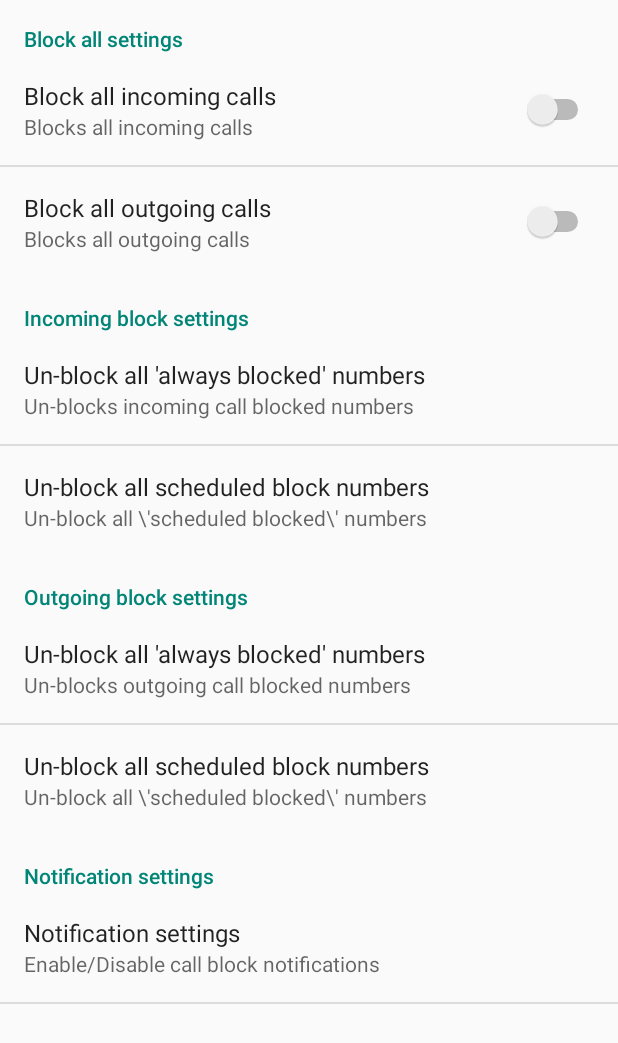
After one commit to btesf/ScheduledCallBlocker, an Android app: the SettingActivity screen opened directly, with no data from a screen before it, on a phone screen of 412 x 824 dp. The commit adds this screen. Shown: the top 1043 px of the screen. Run offline under Robolectric (Android 15) with nearby library versions, the phone set to English and light mode, and no system bars.

Commit message:
preference menu is prepared

```diff
--- a/app/src/main/AndroidManifest.xml
+++ b/app/src/main/AndroidManifest.xml
@@ -51,6 +51,10 @@
             android:name=".AddNewPhoneActivity"
             android:label="@string/title_activity_add_new_phone" >
         </activity>
+        <activity
+            android:name=".SettingActivity"
+            android:label="@string/title_activity_preference" >
+        </activity>
     </application>
 
 </manifest>
--- a/app/src/main/java/com/example/bereket/callblocker/BlockedListFragment.java
+++ b/app/src/main/java/com/example/bereket/callblocker/BlockedListFragment.java
@@ -46,6 +46,7 @@ public class BlockedListFragment extends ListFragment implements LoaderManager.L
     private static int REQUEST_NEW_CONTACT = 1;
     private static int CONTACTS_LIST_LOADER = 2;
     private static int ADD_CONTACT_MANUALLY = 3;
+    private static int CHANGE_PREFERENCE = 4;
 
     //Activity request codes
     private final Integer SINGLE_CONTACT_ACTIVITY_RESULT = 0;
@@ -219,6 +220,10 @@ public class BlockedListFragment extends ListFragment implements LoaderManager.L
                 intent = new Intent(getActivity(), LogActivity.class);
                 startActivityForResult(intent, CONTACTS_LIST_LOADER);
                 return true;
+            case R.id.menu_item_settings:
+                intent = new Intent(getActivity(), SettingActivity.class);
+                startActivityForResult(intent, CHANGE_PREFERENCE);
+            return true;
             default:
                 return super.onOptionsItemSelected(item);
         }
--- /dev/null
+++ b/app/src/main/java/com/example/bereket/callblocker/ClearSettingPreference.java
@@ -0,0 +1,71 @@
+package com.example.bereket.callblocker;
+
+import android.content.Context;
+import android.content.DialogInterface;
+import android.preference.DialogPreference;
+import android.util.AttributeSet;
+import android.util.Log;
+
+/**
+ * Created by bereket on 11/6/15.
+ */
+public class ClearSettingPreference extends DialogPreference implements DialogInterface {
+
+    private Integer clearValue = null;
+
+    public ClearSettingPreference(Context context, AttributeSet attrs) {
+        super(context, attrs);
+
+        for(int i = 0; i< attrs.getAttributeCount(); i++){
+
+            if(attrs.getAttributeName(i).equals("clearValue")){
+
+                clearValue = attrs.getAttributeIntValue(i, 0);
+                break;
+            }
+        }
+    }
+
+    @Override
+    public void onClick(DialogInterface dialog, int which) {
+        super.onClick(dialog, which);
+
+        switch(which) {
+            case BUTTON_POSITIVE:
+
+                if(clearValue != null){
+
+                    switch(clearValue){
+
+                        case 1: //clear all 'always block' incoming
+
+                            break;
+                        case 2: //clear all scheduled incoming
+
+                            break;
+                        case 3: //clear all 'always block' outgoing
+
+                            break;
+                        case 4: //clear all scheduled outgoing
+
+                            break;
+                        default:
+                    }
+                }
+
+                break;
+            case BUTTON_NEGATIVE: //we don't want to do anything here
+            default:
+        }
+    }
+
+    @Override
+    public void cancel() {
+
+    }
+
+    @Override
+    public void dismiss() {
+
+    }
+}
--- /dev/null
+++ b/app/src/main/java/com/example/bereket/callblocker/SettingActivity.java
@@ -0,0 +1,29 @@
+package com.example.bereket.callblocker;
+
+import android.annotation.TargetApi;
+import android.content.Context;
+import android.content.res.Configuration;
+import android.media.Ringtone;
+import android.media.RingtoneManager;
+import android.net.Uri;
+import android.os.Build;
+import android.os.Bundle;
+import android.preference.ListPreference;
+import android.preference.Preference;
+import android.preference.PreferenceActivity;
+import android.preference.PreferenceCategory;
+import android.preference.PreferenceFragment;
+import android.preference.PreferenceManager;
+import android.preference.RingtonePreference;
+import android.text.TextUtils;
+
+
+import java.util.List;
+
+public class SettingActivity extends PreferenceActivity {
+    @Override
+    protected void onCreate(Bundle savedInstanceState){
+        super.onCreate(savedInstanceState);
+        addPreferencesFromResource(R.xml.preference);
+    }
+}
--- a/app/src/main/res/menu/blocked_list_options.xml
+++ b/app/src/main/res/menu/blocked_list_options.xml
@@ -11,4 +11,7 @@
     <item android:id="@+id/menu_item_show_log"
         app:showAsAction="never"
         android:title="@string/show_log"/>
+    <item android:id="@+id/menu_item_settings"
+        app:showAsAction="never"
+        android:title="@string/settings_string"/>
 </menu>
--- a/app/src/main/res/values/strings.xml
+++ b/app/src/main/res/values/strings.xml
@@ -7,6 +7,7 @@
     <string name="phoneNumberIsEmpty">Cannot add contact. Phone number is empty</string>
     <string name="title_activity_single_contact">Manage contact</string>
 
+    <string name="preference_dialog_clear_type_key">ClearType</string>
 <!-- TODO: Remove or change this placeholder text -->
     <string name="hello_blank_fragment">Hello blank fragment</string>
     <string name="outgoing_call_blocked_string">Block outgoing call</string>
@@ -46,4 +47,48 @@
     <string name="cancel_new_number">Cancel</string>
     <string name="title_activity_add_new_phone">AddNewPhoneActivity</string>
     <string name="wrong_phone_number_format">Invalid phone number format</string>
+    <string name="global_categories">General setting</string>
+    <string name="global_call_block_settings">General call blocker settings</string>
+    <string name="block_all_settings">Block all settings</string>
+    <string name="block_all_settings_summary">Global block setting affecting all numbers</string>
+    <string name="block_all_incoming_string">Block all incoming calls</string>
+    <string name="block_all_outgoing_string">Block all outgoing calls</string>
+    <string name="block_all_incoming_string_summary">Blocks all incoming calls</string>
+    <string name="block_all_outgoing_string_summary">Blocks all outgoing calls</string>
+    <string name="incoming_block_category_title_string">Incoming block settings</string>
+    <string name="incoming_block_category_summary_string">Reset incoming call settings</string>
+    <string name="outgoing_block_category_title_string">Outgoing block settings</string>
+    <string name="outgoing_block_category_summary_string">Reset outgoing call settings</string>
+    <string name="notification_category_title_string">Notification settings</string>
+    <string name="notification_category_summary_string">Enable/disable call block notifications</string>
+    <string name="unblock_all_incoming_block_numbers_title">Un-block all \'always blocked\' numbers</string>
+    <string name="unblock_all_incoming_block_numbers_summary">Un-blocks incoming call blocked numbers</string>
+    <string name="clear_all_incoming_block_schedule_title">Un-block all scheduled block numbers</string>
+    <string name="clear_all_incoming_block_schedule_summary">Un-block all \\\'scheduled blocked\\\' numbers</string>
+
+    <string name="unblock_all_outgoing_block_numbers_title">Un-block all \'always blocked\' numbers</string>
+    <string name="unblock_all_outgoing_block_numbers_summary">Un-blocks outgoing call blocked numbers</string>
+    <string name="clear_all_outgoing_block_schedule_title">Un-block all scheduled block numbers</string>
+    <string name="clear_all_outgoing_block_schedule_summary">Un-block all \\\'scheduled blocked\\\' numbers</string>
+    <string name="title_activity_preference">Call blocker settings</string>
+    <string name="settings_string">Settings</string>
+    <string name="notification_settings_title">Notification settings</string>
+    <string name="notification_settings_summary">Enable/Disable call block notifications</string>
+    <string name="disable_incoming_block_notification">Disable incoming block notification</string>
+    <string name="disable_incoming_block_notification_summary">Disables notification from showing up when incoming call is intercepted</string>
+    <string name="disable_outgoing_block_notification_summary">Disables notification from showing up when outgoing call is intercepted</string>
+    <string name="disable_outgoing_block_notification">Disable outgoing block notification</string>
+    <string name="title_activity_preference_dialog">PreferenceDialogActivity</string>
+    <string name="title_activity_preference_dialog_option">PreferenceDialogOptionActivity</string>
+    <string name="clear_all_incoming">Clear incoming block</string>
+    <string name="clear_all_scheduled_incoming">Clear scheduled incoming block</string>
+    <string name="clear_all_all_time_incoming_blocked_number_question">Unblock all \'always block\' numbers?</string>
+    <string name="clear_all_scheduled_incoming_blocked_number_question">Unblock all scheduled block numbers?</string>
+    <string name="clear_all_outgoing">Clear outgoing block</string>
+    <string name="clear_all_scheduled_outgoing">Clear scheduled outgoing block</string>
+    <string name="clear_all_all_time_outgoing_blocked_number_question">Unblock all \'always block\' numbers?</string>
+    <string name="clear_all_scheduled_outgoing_blocked_number_question">Unblock all scheduled block numbers?</string>
+    <string name="cancel">Cancel</string>
+    <string name="clear">Unblock</string>
+    <string name="clearValue">clearValue</string>
 </resources>
--- /dev/null
+++ b/app/src/main/res/xml/preference.xml
@@ -0,0 +1,108 @@
+<?xml version="1.0" encoding="utf-8"?>
+<PreferenceScreen
+    xmlns:android="http://schemas.android.com/apk/res/android"
+    android:key="root_category_screen"
+    android:title="@string/global_categories"
+    android:summary="@string/global_call_block_settings">
+
+    <PreferenceCategory
+        xmlns:android="http://schemas.android.com/apk/res/android"
+        android:key="block_all_settings_category"
+        android:title="@string/block_all_settings"
+        android:summary="@string/block_all_settings_summary">
+
+        <SwitchPreference
+            xmlns:android="http://schemas.android.com/apk/res/android"
+            android:key="block_all_incoming_numbers_pref_key"
+            android:title="@string/block_all_incoming_string"
+            android:summary="@string/block_all_incoming_string_summary" />
+
+        <SwitchPreference
+            xmlns:android="http://schemas.android.com/apk/res/android"
+            android:key="block_all_outgoing_numbers_pref_key"
+            android:title="@string/block_all_outgoing_string"
+            android:summary="@string/block_all_outgoing_string_summary">
+        </SwitchPreference>
+
+    </PreferenceCategory>
+    <PreferenceCategory
+        xmlns:android="http://schemas.android.com/apk/res/android"
+        android:key="incoming_call_settings_category"
+        android:title="@string/incoming_block_category_title_string"
+        android:summary="@string/incoming_block_category_summary_string">
+
+        <com.example.bereket.callblocker.ClearSettingPreference
+            android:title="@string/unblock_all_incoming_block_numbers_title"
+            android:summary="@string/unblock_all_incoming_block_numbers_summary"
+            android:dialogTitle="@string/clear_all_incoming"
+            android:dialogMessage="@string/clear_all_all_time_incoming_blocked_number_question"
+            android:negativeButtonText="@string/cancel"
+            android:positiveButtonText="@string/clear"
+            clearValue="1" />
+
+        <com.example.bereket.callblocker.ClearSettingPreference
+            android:title="@string/clear_all_incoming_block_schedule_title"
+            android:summary="@string/clear_all_incoming_block_schedule_summary"
+            android:dialogTitle="@string/clear_all_scheduled_incoming"
+            android:dialogMessage="@string/clear_all_scheduled_incoming_blocked_number_question"
+            android:negativeButtonText="@string/cancel"
+            android:positiveButtonText="@string/clear"
+            clearValue="2" />
+
+    </PreferenceCategory>
+
+    <PreferenceCategory
+        xmlns:android="http://schemas.android.com/apk/res/android"
+        android:key="outgoing_call_settings_category"
+        android:title="@string/outgoing_block_category_title_string"
+        android:summary="@string/outgoing_block_category_summary_string">
+
+        <com.example.bereket.callblocker.ClearSettingPreference
+            android:title="@string/unblock_all_outgoing_block_numbers_title"
+            android:summary="@string/unblock_all_outgoing_block_numbers_summary"
+            android:dialogTitle="@string/clear_all_scheduled_outgoing"
+            android:dialogMessage="@string/clear_all_scheduled_outgoing_blocked_number_question"
+            android:negativeButtonText="@string/cancel"
+            android:positiveButtonText="@string/clear"
+            clearValue="3" />
+
+        <com.example.bereket.callblocker.ClearSettingPreference
+            android:title="@string/clear_all_outgoing_block_schedule_title"
+            android:summary="@string/clear_all_outgoing_block_schedule_summary"
+            android:dialogTitle="@string/clear_all_scheduled_outgoing"
+            android:dialogMessage="@string/clear_all_scheduled_outgoing_blocked_number_question"
+            android:negativeButtonText="@string/cancel"
+            android:positiveButtonText="@string/clear"
+            clearValue="4" />
+
+    </PreferenceCategory>
+
+    <PreferenceCategory
+        xmlns:android="http://schemas.android.com/apk/res/android"
+        android:key="notification_settings_category"
+        android:title="@string/notification_category_title_string"
+        android:summary="@string/notification_category_summary_string">
+
+        <PreferenceScreen
+            xmlns:android="http://schemas.android.com/apk/res/android"
+            android:key="notification_preferences_screen"
+            android:title="@string/notification_settings_title"
+            android:summary="@string/notification_settings_summary">
+
+            <CheckBoxPreference
+                xmlns:android="http://schemas.android.com/apk/res/android"
+                android:key="disable_incoming_block_notification_pref_key"
+                android:title="@string/disable_incoming_block_notification"
+                android:summary="@string/disable_incoming_block_notification_summary">
+            </CheckBoxPreference>
+
+            <CheckBoxPreference
+                xmlns:android="http://schemas.android.com/apk/res/android"
+                android:key="disable_outgoing_block_notification_pref_key"
+                android:title="@string/disable_outgoing_block_notification"
+                android:summary="@string/disable_outgoing_block_notification_summary">
+            </CheckBoxPreference>
+
+        </PreferenceScreen>
+    </PreferenceCategory>
+</PreferenceScreen>
```
